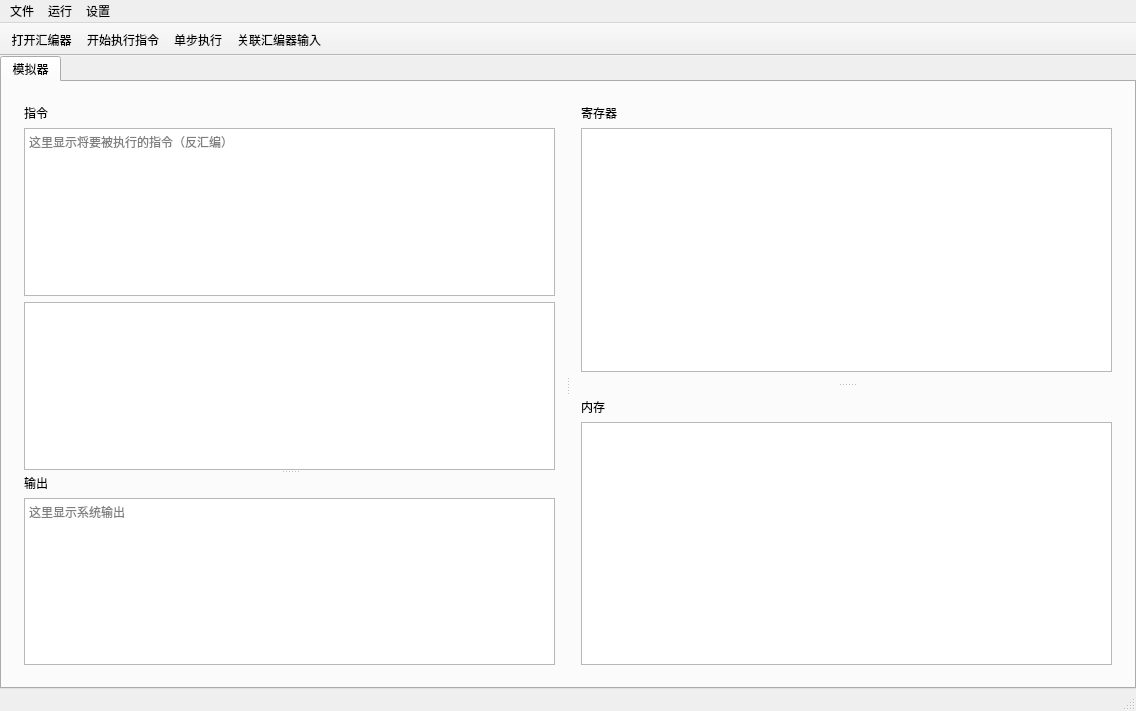
Above: MIPS_simulator.ui from Lvcenia/MIPS_Simulator before the change. Below: the same form after it.
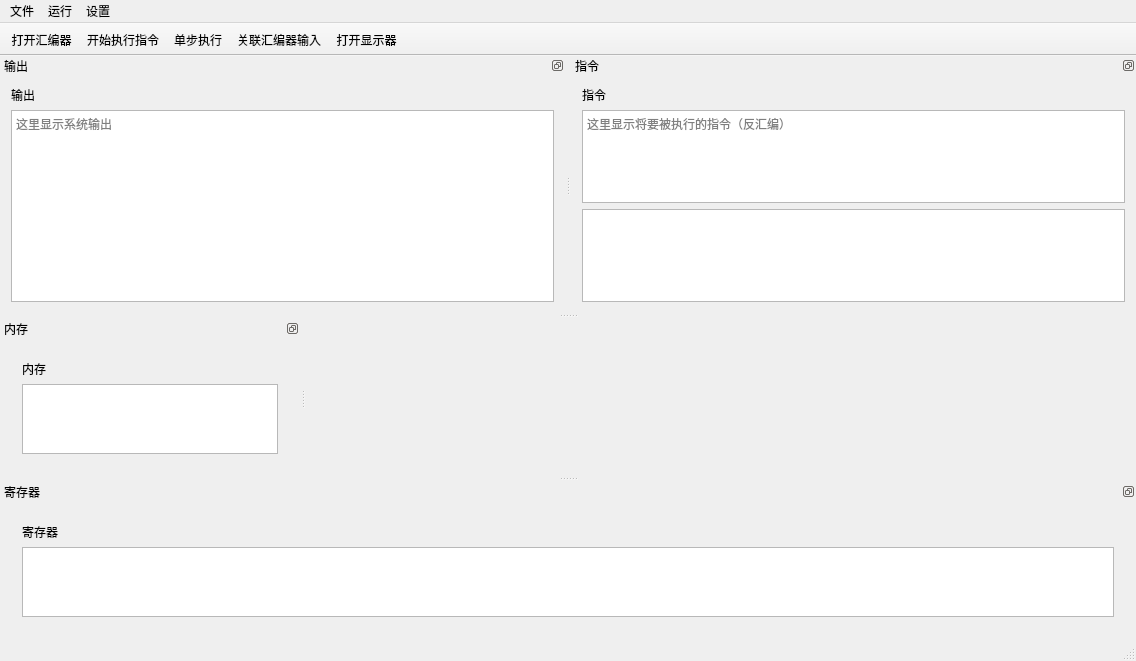
That is the form after the change.

Diff of the .ui file:
```diff
--- a/MIPS_simulator.ui
+++ b/MIPS_simulator.ui
@@ -7,165 +7,13 @@
     <x>0</x>
     <y>0</y>
     <width>1136</width>
-    <height>711</height>
+    <height>661</height>
    </rect>
   </property>
   <property name="windowTitle">
    <string>MIPS Simulator v0.5</string>
   </property>
-  <widget class="QWidget" name="centralWidget">
-   <layout class="QVBoxLayout" name="verticalLayout">
-    <property name="leftMargin">
-     <number>0</number>
-    </property>
-    <property name="topMargin">
-     <number>0</number>
-    </property>
-    <property name="rightMargin">
-     <number>0</number>
-    </property>
-    <property name="bottomMargin">
-     <number>0</number>
-    </property>
-    <item>
-     <widget class="QTabWidget" name="tabWidget">
-      <property name="currentIndex">
-       <number>0</number>
-      </property>
-      <widget class="QWidget" name="tab">
-       <attribute name="title">
-        <string>模拟器</string>
-       </attribute>
-       <layout class="QVBoxLayout" name="verticalLayout_4">
-        <item>
-         <widget class="QSplitter" name="splitter_2">
-          <property name="orientation">
-           <enum>Qt::Horizontal</enum>
-          </property>
-          <widget class="QWidget" name="widget_3" native="true">
-           <layout class="QVBoxLayout" name="verticalLayout_6">
-            <item>
-             <widget class="QSplitter" name="splitter_3">
-              <property name="orientation">
-               <enum>Qt::Vertical</enum>
-              </property>
-              <widget class="QWidget" name="widget_5" native="true">
-               <layout class="QVBoxLayout" name="verticalLayout_5">
-                <property name="leftMargin">
-                 <number>0</number>
-                </property>
-                <property name="topMargin">
-                 <number>0</number>
-                </property>
-                <property name="rightMargin">
-                 <number>0</number>
-                </property>
-                <property name="bottomMargin">
-                 <number>0</number>
-                </property>
-                <item>
-                 <widget class="QLabel" name="label_3">
-                  <property name="text">
-                   <string>指令</string>
-                  </property>
-                 </widget>
-                </item>
-                <item>
-                 <widget class="QTextEdit" name="textEditInstrs">
-                  <property name="placeholderText">
-                   <string>这里显示将要被执行的指令（反汇编）</string>
-                  </property>
-                 </widget>
-                </item>
-                <item>
-                 <widget class="QTableView" name="tableViewInstrs"/>
-                </item>
-               </layout>
-              </widget>
-              <widget class="QWidget" name="widget_4" native="true">
-               <layout class="QVBoxLayout" name="verticalLayout_7">
-                <property name="leftMargin">
-                 <number>0</number>
-                </property>
-                <property name="topMargin">
-                 <number>0</number>
-                </property>
-                <property name="rightMargin">
-                 <number>0</number>
-                </property>
-                <property name="bottomMargin">
-                 <number>0</number>
-                </property>
-                <item>
-                 <widget class="QLabel" name="label_4">
-                  <property name="text">
-                   <string>输出</string>
-                  </property>
-                 </widget>
-                </item>
-                <item>
-                 <widget class="QTextEdit" name="textEditOUT">
-                  <property name="readOnly">
-                   <bool>true</bool>
-                  </property>
-                  <property name="placeholderText">
-                   <string>这里显示系统输出</string>
-                  </property>
-                 </widget>
-                </item>
-               </layout>
-              </widget>
-             </widget>
-            </item>
-           </layout>
-          </widget>
-          <widget class="QSplitter" name="splitter">
-           <property name="orientation">
-            <enum>Qt::Vertical</enum>
-           </property>
-           <widget class="QWidget" name="widget_2" native="true">
-            <layout class="QVBoxLayout" name="verticalLayout_2">
-             <item>
-              <widget class="QLabel" name="label">
-               <property name="text">
-                <string>寄存器</string>
-               </property>
-              </widget>
-             </item>
-             <item>
-              <widget class="QTableView" name="tableViewRegs"/>
-             </item>
-            </layout>
-           </widget>
-           <widget class="QWidget" name="widget" native="true">
-            <layout class="QVBoxLayout" name="verticalLayout_3">
-             <item>
-              <widget class="QLabel" name="label_2">
-               <property name="text">
-                <string>内存</string>
-               </property>
-              </widget>
-             </item>
-             <item>
-              <widget class="QTableView" name="tableViewMemory">
-               <property name="editTriggers">
-                <set>QAbstractItemView::NoEditTriggers</set>
-               </property>
-              </widget>
-             </item>
-            </layout>
-            <zorder>tableViewMemory</zorder>
-            <zorder>label_2</zorder>
-           </widget>
-          </widget>
-         </widget>
-        </item>
-       </layout>
-      </widget>
-     </widget>
-    </item>
-   </layout>
-  </widget>
+  <widget class="QWidget" name="centralWidget"/>
   <widget class="QMenuBar" name="menuBar">
    <property name="geometry">
     <rect>
@@ -212,8 +60,177 @@
    <addaction name="actionSysExec"/>
    <addaction name="actionStepInto"/>
    <addaction name="actionCollabInput"/>
+   <addaction name="actionOpenDisplay"/>
   </widget>
   <widget class="QStatusBar" name="statusBar"/>
+  <widget class="QDockWidget" name="dockWidget_3">
+   <property name="features">
+    <set>QDockWidget::DockWidgetFloatable|QDockWidget::DockWidgetMovable</set>
+   </property>
+   <property name="windowTitle">
+    <string>寄存器</string>
+   </property>
+   <attribute name="dockWidgetArea">
+    <number>8</number>
+   </attribute>
+   <widget class="QWidget" name="dockWidgetContents_3">
+    <layout class="QVBoxLayout" name="verticalLayout_8">
+     <item>
+      <widget class="QWidget" name="widget_2" native="true">
+       <layout class="QVBoxLayout" name="verticalLayout_2">
+        <item>
+         <widget class="QLabel" name="label">
+          <property name="text">
+           <string>寄存器</string>
+          </property>
+         </widget>
+        </item>
+        <item>
+         <widget class="QTableView" name="tableViewRegs"/>
+        </item>
+       </layout>
+      </widget>
+     </item>
+    </layout>
+   </widget>
+  </widget>
+  <widget class="QDockWidget" name="dockWidget_4">
+   <property name="features">
+    <set>QDockWidget::DockWidgetFloatable|QDockWidget::DockWidgetMovable</set>
+   </property>
+   <property name="windowTitle">
+    <string>输出</string>
+   </property>
+   <attribute name="dockWidgetArea">
+    <number>4</number>
+   </attribute>
+   <widget class="QWidget" name="dockWidgetContents_4">
+    <layout class="QVBoxLayout" name="verticalLayout_6">
+     <item>
+      <widget class="QWidget" name="widget_4" native="true">
+       <layout class="QVBoxLayout" name="verticalLayout_7">
+        <property name="leftMargin">
+         <number>0</number>
+        </property>
+        <property name="topMargin">
+         <number>0</number>
+        </property>
+        <property name="rightMargin">
+         <number>0</number>
+        </property>
+        <property name="bottomMargin">
+         <number>0</number>
+        </property>
+        <item>
+         <widget class="QLabel" name="label_4">
+          <property name="text">
+           <string>输出</string>
+          </property>
+         </widget>
+        </item>
+        <item>
+         <widget class="QTextEdit" name="textEditOUT">
+          <property name="readOnly">
+           <bool>true</bool>
+          </property>
+          <property name="placeholderText">
+           <string>这里显示系统输出</string>
+          </property>
+         </widget>
+        </item>
+       </layout>
+      </widget>
+     </item>
+    </layout>
+   </widget>
+  </widget>
+  <widget class="QDockWidget" name="dockWidget_5">
+   <property name="features">
+    <set>QDockWidget::DockWidgetFloatable|QDockWidget::DockWidgetMovable</set>
+   </property>
+   <property name="windowTitle">
+    <string>指令</string>
+   </property>
+   <attribute name="dockWidgetArea">
+    <number>4</number>
+   </attribute>
+   <widget class="QWidget" name="dockWidgetContents_5">
+    <layout class="QVBoxLayout" name="verticalLayout_4">
+     <item>
+      <widget class="QWidget" name="widget_5" native="true">
+       <layout class="QVBoxLayout" name="verticalLayout_5">
+        <property name="leftMargin">
+         <number>0</number>
+        </property>
+        <property name="topMargin">
+         <number>0</number>
+        </property>
+        <property name="rightMargin">
+         <number>0</number>
+        </property>
+        <property name="bottomMargin">
+         <number>0</number>
+        </property>
+        <item>
+         <widget class="QLabel" name="label_3">
+          <property name="text">
+           <string>指令</string>
+          </property>
+         </widget>
+        </item>
+        <item>
+         <widget class="QTextEdit" name="textEditInstrs">
+          <property name="placeholderText">
+           <string>这里显示将要被执行的指令（反汇编）</string>
+          </property>
+         </widget>
+        </item>
+        <item>
+         <widget class="QTableView" name="tableViewInstrs"/>
+        </item>
+       </layout>
+      </widget>
+     </item>
+    </layout>
+   </widget>
+  </widget>
+  <widget class="QDockWidget" name="dockWidget_2">
+   <property name="features">
+    <set>QDockWidget::DockWidgetFloatable|QDockWidget::DockWidgetMovable</set>
+   </property>
+   <property name="windowTitle">
+    <string>内存</string>
+   </property>
+   <attribute name="dockWidgetArea">
+    <number>1</number>
+   </attribute>
+   <widget class="QWidget" name="dockWidgetContents_2">
+    <layout class="QVBoxLayout" name="verticalLayout_9">
+     <item>
+      <widget class="QWidget" name="widget" native="true">
+       <layout class="QVBoxLayout" name="verticalLayout_3">
+        <item>
+         <widget class="QLabel" name="label_2">
+          <property name="text">
+           <string>内存</string>
+          </property>
+         </widget>
+        </item>
+        <item>
+         <widget class="QTableView" name="tableViewMemory">
+          <property name="editTriggers">
+           <set>QAbstractItemView::NoEditTriggers</set>
+          </property>
+         </widget>
+        </item>
+       </layout>
+       <zorder>tableViewMemory</zorder>
+       <zorder>label_2</zorder>
+      </widget>
+     </item>
+    </layout>
+   </widget>
+  </widget>
   <action name="actionOpenAssembler">
    <property name="text">
     <string>打开汇编器</string>
@@ -251,6 +268,11 @@
     <string>打开二进制</string>
    </property>
   </action>
+  <action name="actionOpenDisplay">
+   <property name="text">
+    <string>打开显示器</string>
+   </property>
+  </action>
  </widget>
  <layoutdefault spacing="6" margin="11"/>
  <resources/>
```
